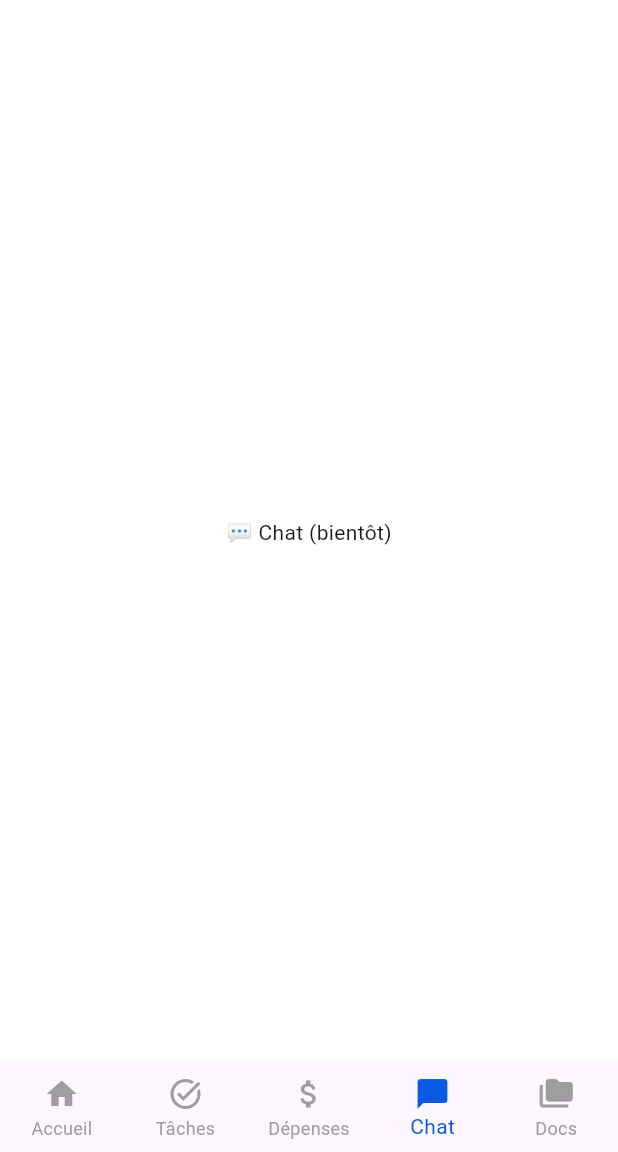
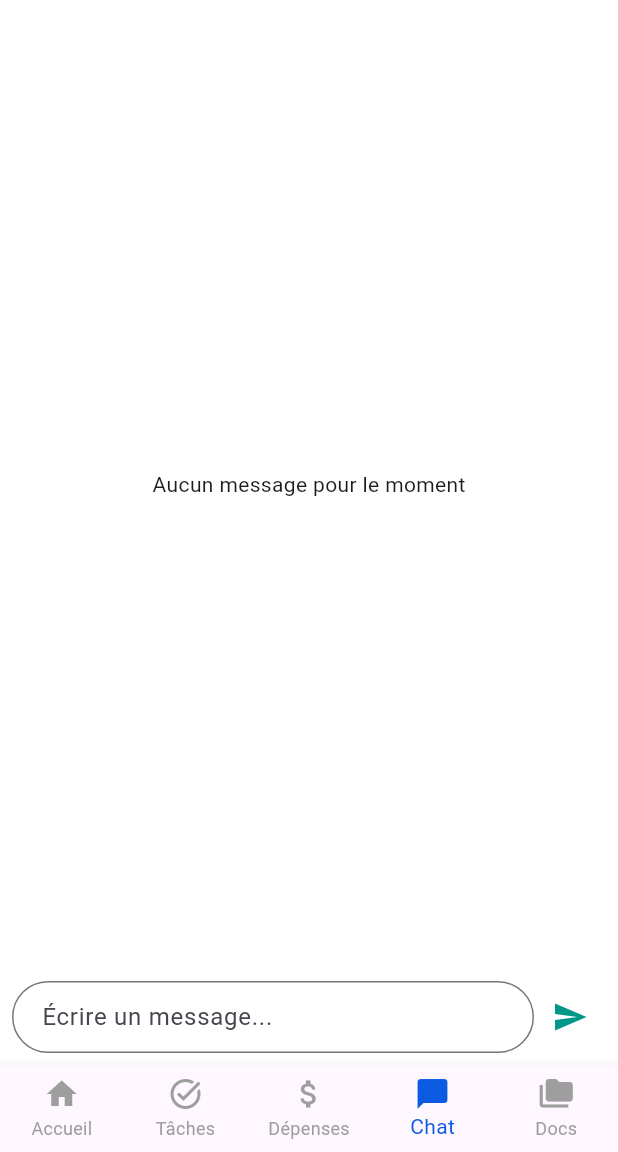
Before and after one commit to khalil-kacem/devmob-coloc-app, a Flutter app: the HomeScreen screen opened by its route, item 4 of the bottom bar chosen, on a phone screen of 412 x 824 dp, the part 84-1236 px from its top. Run offline on Flutter 3.47's test engine with Material 3 defaults, Android fonts, the phone set to English and light mode, and no system bars; our stand-ins replace cloud_firestore, firebase_auth, firebase_core, flutter_riverpod, google_fonts; accounts and stored records are empty.

Commit message:
feat: feature 6 - messagerie interne en temps réel (chat)

```diff
--- /dev/null
+++ b/lib/models/message.dart
@@ -0,0 +1,37 @@
+// lib/models/message.dart
+import 'package:cloud_firestore/cloud_firestore.dart';
+
+class Message {
+  final String id;
+  final String senderId;
+  final String senderName;
+  final String text;
+  final DateTime timestamp;
+
+  Message({
+    required this.id,
+    required this.senderId,
+    required this.senderName,
+    required this.text,
+    required this.timestamp,
+  });
+
+  factory Message.fromMap(Map<String, dynamic> map, String id) {
+    return Message(
+      id: id,
+      senderId: map['senderId'] ?? '',
+      senderName: map['senderName'] ?? 'Inconnu',
+      text: map['text'] ?? '',
+      timestamp: (map['timestamp'] as Timestamp).toDate(),
+    );
+  }
+
+  Map<String, dynamic> toMap() {
+    return {
+      'senderId': senderId,
+      'senderName': senderName,
+      'text': text,
+      'timestamp': FieldValue.serverTimestamp(),
+    };
+  }
+}
--- /dev/null
+++ b/lib/providers/chat_provider.dart
@@ -0,0 +1,12 @@
+// lib/providers/chat_provider.dart
+import 'package:flutter_riverpod/flutter_riverpod.dart';
+import '../services/chat_service.dart';
+import 'colocation_provider.dart';
+
+final chatServiceProvider = Provider<ChatService>((ref) => ChatService());
+
+final messagesProvider = StreamProvider.autoDispose<List<dynamic>>((ref) {
+  final colocationId = ref.watch(userColocationIdProvider);
+  if (colocationId == null || colocationId.isEmpty) return Stream.value([]);
+  return ref.watch(chatServiceProvider).getMessages(colocationId);
+});
--- /dev/null
+++ b/lib/services/chat_service.dart
@@ -0,0 +1,27 @@
+// lib/services/chat_service.dart
+import 'package:cloud_firestore/cloud_firestore.dart';
+import '../models/message.dart';
+
+class ChatService {
+  final FirebaseFirestore _firestore = FirebaseFirestore.instance;
+
+  Future<void> sendMessage(String colocationId, Message message) async {
+    await _firestore
+        .collection('colocations')
+        .doc(colocationId)
+        .collection('messages')
+        .add(message.toMap());
+  }
+
+  Stream<List<Message>> getMessages(String colocationId) {
+    return _firestore
+        .collection('colocations')
+        .doc(colocationId)
+        .collection('messages')
+        .orderBy('timestamp', descending: true)
+        .snapshots()
+        .map((snapshot) => snapshot.docs
+            .map((doc) => Message.fromMap(doc.data(), doc.id))
+            .toList());
+  }
+}
--- /dev/null
+++ b/lib/views/chat/chat_screen.dart
@@ -0,0 +1,118 @@
+// lib/views/chat/chat_screen.dart
+import 'package:devmob_coloc_flutter_project/models/message.dart';
+import 'package:devmob_coloc_flutter_project/providers/auth_provider.dart';
+import 'package:devmob_coloc_flutter_project/providers/chat_provider.dart';
+import 'package:devmob_coloc_flutter_project/providers/colocation_provider.dart';
+import 'package:flutter/material.dart';
+import 'package:flutter_riverpod/flutter_riverpod.dart';
+import 'package:google_fonts/google_fonts.dart';
+import '../../services/chat_service.dart';
+
+class ChatScreen extends ConsumerStatefulWidget {
+  const ChatScreen({super.key});
+
+  @override
+  ConsumerState<ChatScreen> createState() => _ChatScreenState();
+}
+
+class _ChatScreenState extends ConsumerState<ChatScreen> {
+  final _messageController = TextEditingController();
+
+  @override
+  Widget build(BuildContext context) {
+    final messagesAsync = ref.watch(messagesProvider);
+    final colocationId = ref.watch(userColocationIdProvider);
+    final currentUser = ref.watch(currentUserProvider).value;
+
+    return Column(
+      children: [
+        // Messages
+        Expanded(
+          child: messagesAsync.when(
+            data: (messages) => messages.isEmpty
+                ? const Center(child: Text("Aucun message pour le moment"))
+                : ListView.builder(
+                    reverse: true,
+                    itemCount: messages.length,
+                    itemBuilder: (context, index) {
+                      final msg = messages[index] as Message;
+                      final isMe = msg.senderId == currentUser?.uid;
+                      return Align(
+                        alignment:
+                            isMe ? Alignment.centerRight : Alignment.centerLeft,
+                        child: Container(
+                          margin: const EdgeInsets.symmetric(
+                              vertical: 4, horizontal: 8),
+                          padding: const EdgeInsets.all(12),
+                          decoration: BoxDecoration(
+                            color: isMe ? Colors.teal : Colors.grey[300],
+                            borderRadius: BorderRadius.circular(12),
+                          ),
+                          child: Column(
+                            crossAxisAlignment: CrossAxisAlignment.start,
+                            children: [
+                              Text(
+                                msg.senderName,
+                                style: GoogleFonts.poppins(
+                                    fontSize: 12,
+                                    fontWeight: FontWeight.bold,
+                                    color: isMe ? Colors.white : Colors.black),
+                              ),
+                              Text(
+                                msg.text,
+                                style: GoogleFonts.poppins(
+                                    color: isMe ? Colors.white : Colors.black),
+                              ),
+                            ],
+                          ),
+                        ),
+                      );
+                    },
+                  ),
+            loading: () => const Center(child: CircularProgressIndicator()),
+            error: (_, __) => const Center(child: Text("Erreur de chargement")),
+          ),
+        ),
+
+        // Input field
+        Padding(
+          padding: const EdgeInsets.all(8.0),
+          child: Row(
+            children: [
+              Expanded(
+                child: TextField(
+                  controller: _messageController,
+                  decoration: InputDecoration(
+                    hintText: "Écrire un message...",
+                    border: OutlineInputBorder(
+                        borderRadius: BorderRadius.circular(25)),
+                    contentPadding: const EdgeInsets.symmetric(horizontal: 16),
+                  ),
+                ),
+              ),
+              IconButton(
+                icon: const Icon(Icons.send, color: Colors.teal),
+                onPressed: () {
+                  if (_messageController.text.trim().isEmpty ||
+                      colocationId == null) return;
+
+                  final user = currentUser!;
+                  final message = Message(
+                    id: '',
+                    senderId: user.uid,
+                    senderName: user.displayName,
+                    text: _messageController.text.trim(),
+                    timestamp: DateTime.now(),
+                  );
+
+                  ChatService().sendMessage(colocationId, message);
+                  _messageController.clear();
+                },
+              ),
+            ],
+          ),
+        ),
+      ],
+    );
+  }
+}
--- a/lib/views/home/home_screen.dart
+++ b/lib/views/home/home_screen.dart
@@ -1,6 +1,7 @@
 // lib/views/home/home_screen.dart
 import 'package:devmob_coloc_flutter_project/providers/colocation_provider.dart';
 import 'package:devmob_coloc_flutter_project/providers/tasks_provider.dart';
+import 'package:devmob_coloc_flutter_project/views/chat/chat_screen.dart';
 import 'package:devmob_coloc_flutter_project/views/expenses/expenses_screen.dart';
 import 'package:devmob_coloc_flutter_project/views/tasks/tasks_screen.dart';
 import 'package:flutter/material.dart';
@@ -23,7 +24,7 @@ class _HomeScreenState extends ConsumerState<HomeScreen> {
             style: TextStyle(fontSize: 20))),
     const TasksScreen(), // ← Écran réel des tâches
     const ExpensesScreen(), // ← Écran réel des dépenses
-    const Center(child: Text("💬 Chat (bientôt)")),
+    const ChatScreen(),
     const Center(child: Text("📄 Documents (bientôt)")),
   ];
 
```
